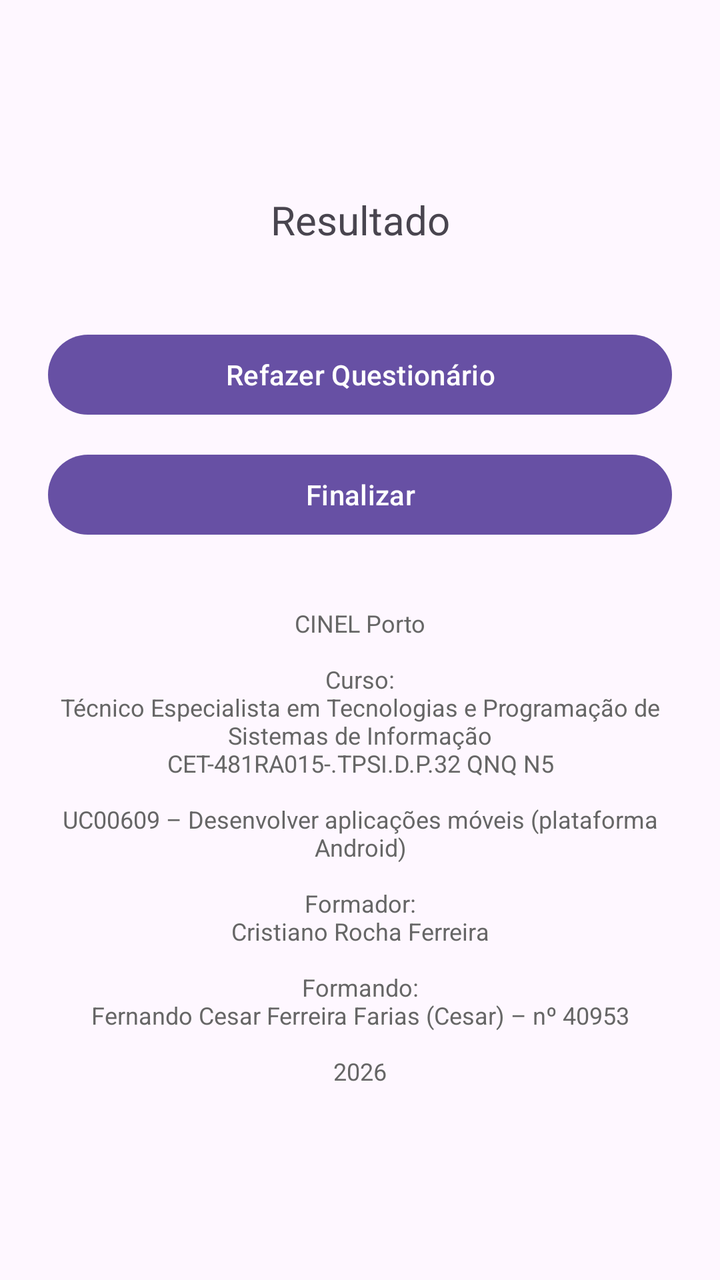
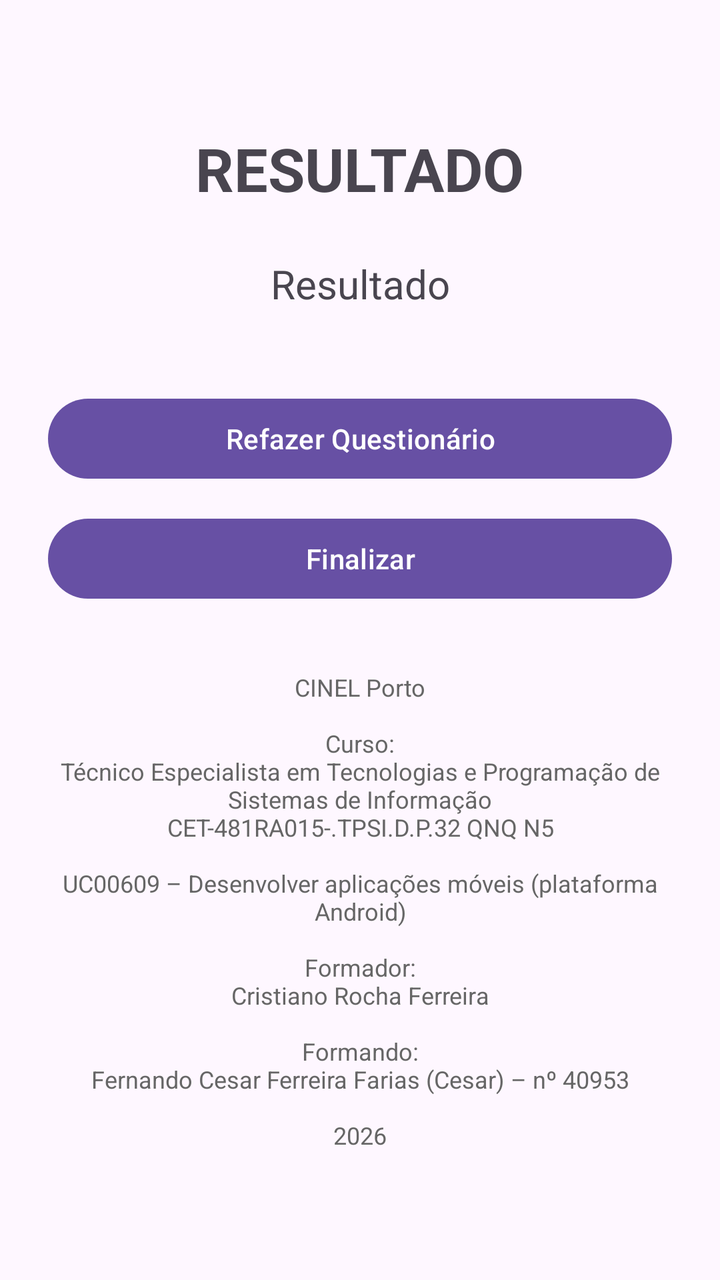

Compare the two renders of this Android layout. The source of the first and the diff that turns it into the second are given below.
<!-- AndroidManifest.xml: application theme Theme.BartoGaleno -->
<!-- res/layout/activity_result.xml -->
<?xml version="1.0" encoding="utf-8"?>
<LinearLayout
        xmlns:android="http://schemas.android.com/apk/res/android"
        android:layout_width="match_parent"
        android:layout_height="match_parent"
        android:orientation="vertical"
        android:gravity="center"
        android:padding="24dp">

    <TextView
        android:id="@+id/txtResultado"
        android:layout_width="match_parent"
        android:layout_height="wrap_content"
        android:gravity="center"
        android:text="Resultado"
        android:textAlignment="center"
        android:textSize="20sp" />

    <Button
        android:id="@+id/btnRefazer"
        android:layout_width="match_parent"
        android:layout_height="wrap_content"
        android:layout_marginTop="40dp"
        android:text="Refazer Questionário" />

    <Button
        android:id="@+id/btnFinalizar"
        android:layout_width="match_parent"
        android:layout_height="wrap_content"
        android:layout_marginTop="12dp"
        android:text="Finalizar" />

    <TextView
        android:id="@+id/txtCreditos"
        android:layout_width="match_parent"
        android:layout_height="wrap_content"
        android:layout_marginTop="32dp"
        android:gravity="center"
        android:text="CINEL Porto\n\nCurso:\nTécnico Especialista em Tecnologias e Programação de Sistemas de Informação\nCET-481RA015-.TPSI.D.P.32 QNQ N5\n\nUC00609 – Desenvolver aplicações móveis (plataforma Android)\n\nFormador:\nCristiano Rocha Ferreira\n\nFormando:\nFernando Cesar Ferreira Farias (Cesar) – nº 40953\n\n2026"
        android:textColor="#666666"
        android:textSize="12sp" />

</LinearLayout>
<!-- resources referenced by this layout -->
<resources>
  <style name="Theme.BartoGaleno" parent="Base.Theme.BartoGaleno" />
  <style name="Base.Theme.BartoGaleno" parent="Theme.Material3.DayNight.NoActionBar">
          
          
      </style>
</resources>

<!-- the commit's change to res/layout/activity_result.xml (unified diff, before → after) -->
@@ -8,6 +8,15 @@
         android:padding="24dp">
 
     <TextView
+        android:id="@+id/txtTitulo"
+        android:layout_width="wrap_content"
+        android:layout_height="wrap_content"
+        android:layout_marginBottom="24dp"
+        android:text="RESULTADO"
+        android:textSize="30sp"
+        android:textStyle="bold" />
+
+    <TextView
         android:id="@+id/txtResultado"
         android:layout_width="match_parent"
         android:layout_height="wrap_content"
@@ -15,7 +24,6 @@
         android:text="Resultado"
         android:textAlignment="center"
         android:textSize="20sp" />
-
     <Button
         android:id="@+id/btnRefazer"
         android:layout_width="match_parent"
@@ -40,4 +48,5 @@
         android:textColor="#666666"
         android:textSize="12sp" />
 
+
 </LinearLayout>
